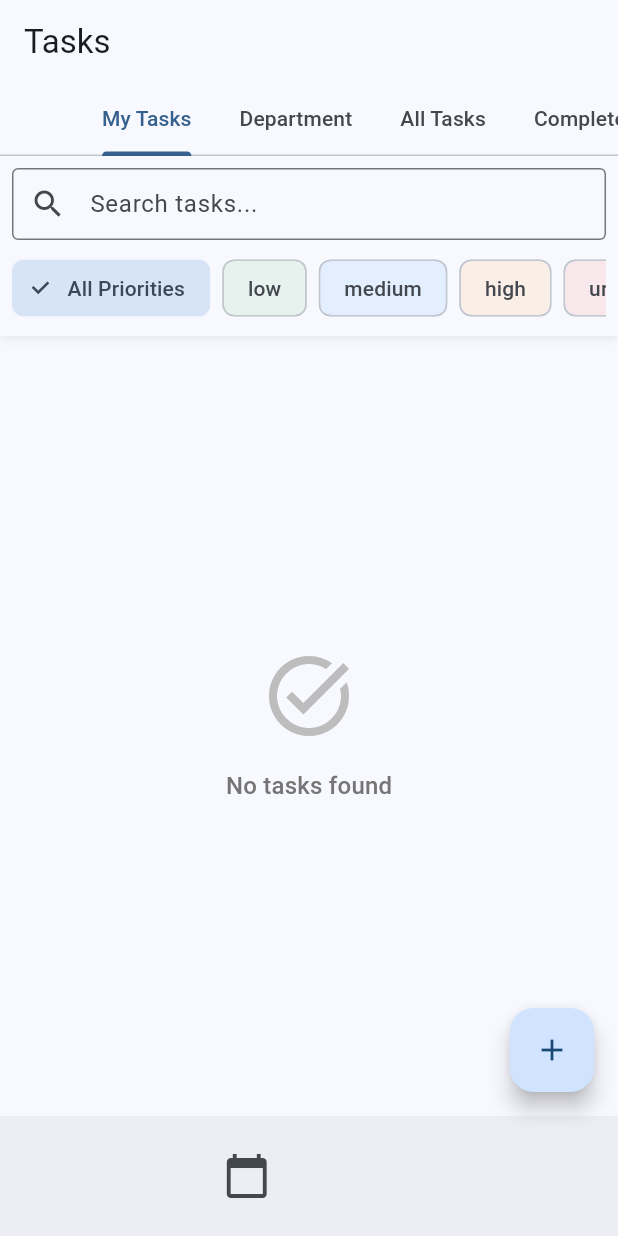
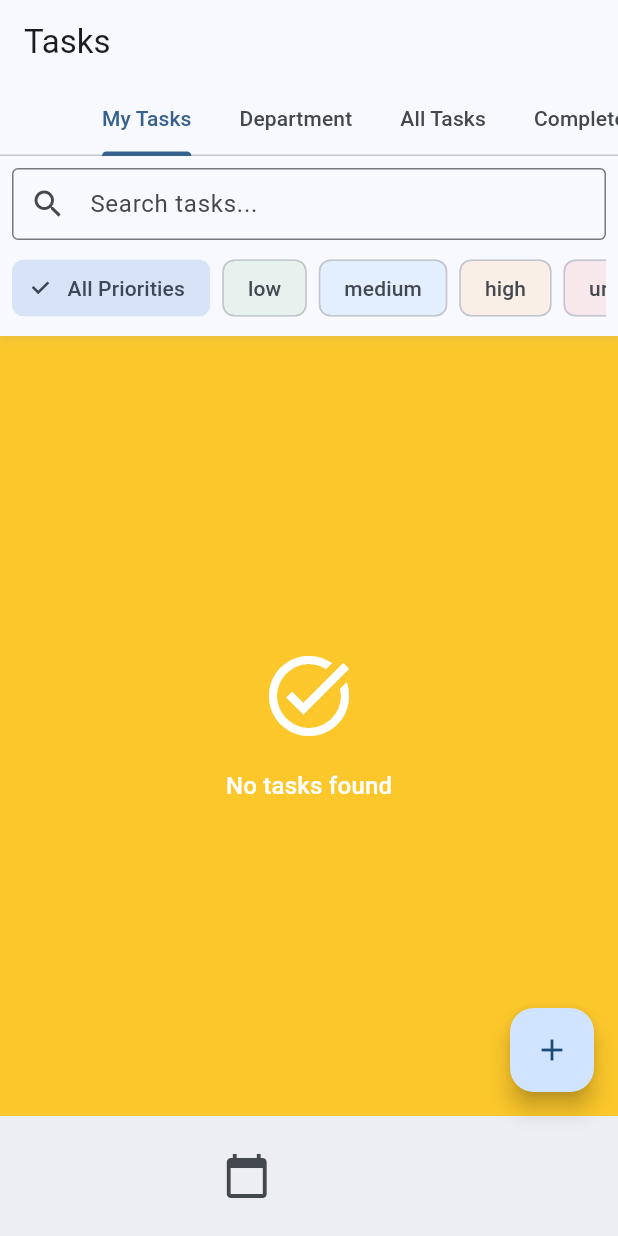
Before and after one commit to HarzaanHussain/cateredtoyou, a Flutter app: the TaskListScreen screen opened by its route, on a phone screen of 412 x 824 dp. Run offline on Flutter 3.47's test engine with Material 3 defaults, Android fonts, the phone set to English and light mode, and no system bars; our stand-ins replace cloud_firestore, firebase_auth, firebase_core, flutter_local_notifications, flutter_map, flutter_timezone and 6 more; missing offline and left inert: flutter_map_cancellable_tile_provider; accounts and stored records are empty.

Commit message:
Recolor task list screen to orange/white

```diff
--- a/lib/views/tasks/task_list_screen.dart
+++ b/lib/views/tasks/task_list_screen.dart
@@ -21,6 +21,8 @@ class TaskListScreen extends StatelessWidget {
     return DefaultTabController(
       length: 4,
       child: Scaffold(
+        backgroundColor: const Color(0xFFFBC72B), // Change this to your desired color
+
         bottomNavigationBar: const BottomToolbar(),
         appBar: AppBar(
           title: const Text('Tasks'),
@@ -111,13 +113,13 @@ class _TaskListState extends State<_TaskList> {
                           Icon(
                             Icons.task_alt,
                             size: 64,
-                            color: Colors.grey[400],
+                            color: Colors.white,
                           ),
                           const SizedBox(height: 16),
                           Text(
                             'No tasks found',
                             style: Theme.of(context).textTheme.titleMedium?.copyWith(
-                              color: Colors.grey[600],
+                              color: Colors.white,
                             ),
                           ),
                         ],
```
